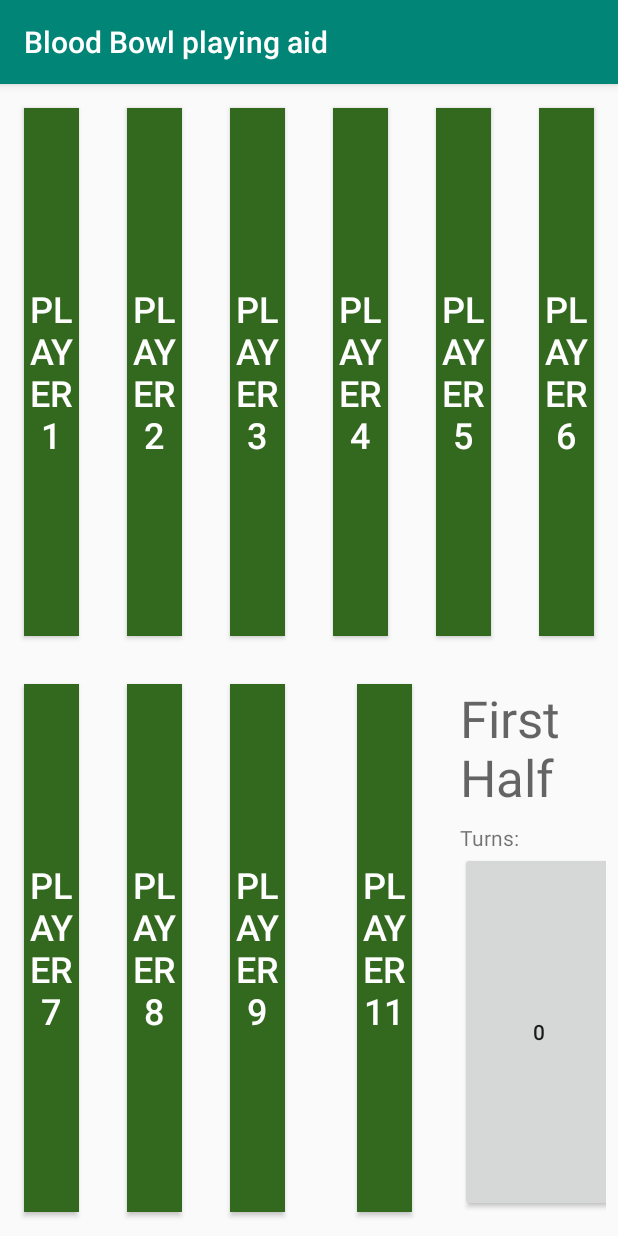
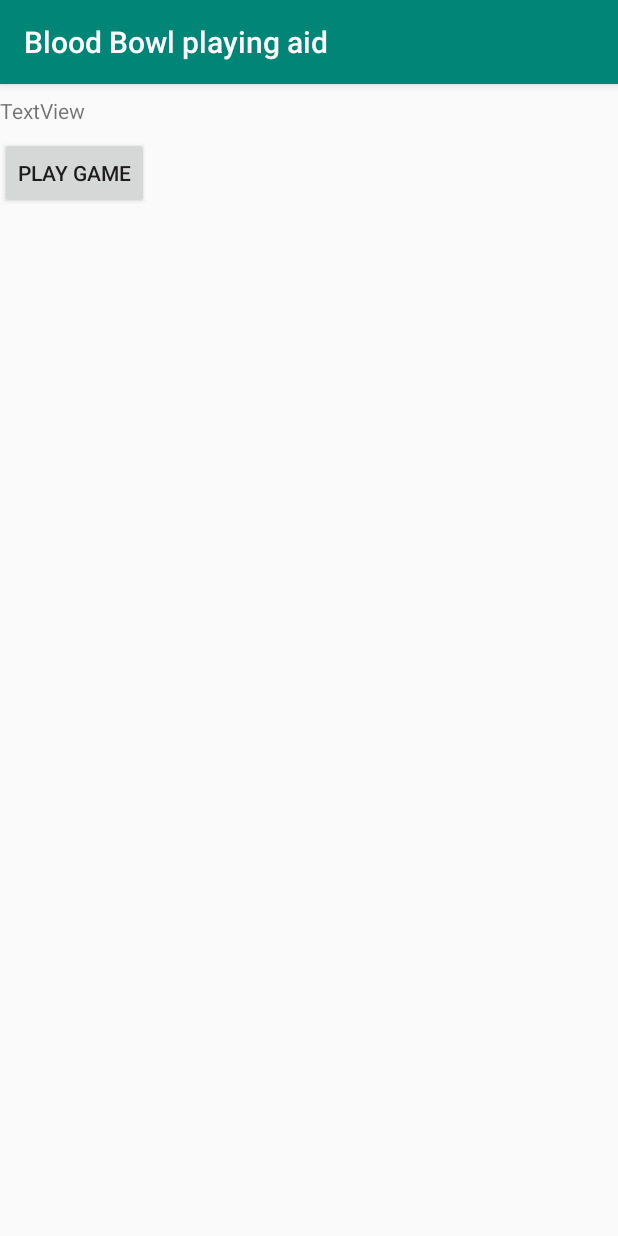
Before and after one commit to Cultiststeve/Blood-Bowl-Playing-Aid, an Android app: the screen it shows after launch (IngameActivity before the commit, TeamSetupActivity after it), on a phone screen of 412 x 824 dp. Run offline under Robolectric (Android 15) with nearby library versions, the phone set to English and light mode, and no system bars.

Commit message:
Created team setup activity
Buttons to nav between
Made 7 players on top row, so more space for button draw

```diff
--- a/app/src/main/java/com/example/bloodbowlplayingaid/PlayerCardFragment.java
+++ b/app/src/main/java/com/example/bloodbowlplayingaid/PlayerCardFragment.java
@@ -24,13 +24,13 @@ public class PlayerCardFragment extends Fragment {
     // TODO: Rename parameter arguments, choose names that match
     // the fragment initialization parameters, e.g. ARG_ITEM_NUMBER
     private static final String TAG = "BBH_PlayerCardFragment";
-    private static final String ARG_PARAM1 = "FRAGMENT_NUMBER";
+    private static final String ARG_PARAM1 = "CARD_POSITION";
     private static final String ARG_PARAM2 = "param2";
 
     private Button card_button;
 
     // TODO: Rename and change types of parameters
-    private Integer card_number;
+    private Integer card_position;
     private String mParam2;
 
     private OnFragmentInteractionListener mListener;
@@ -51,7 +51,7 @@ public class PlayerCardFragment extends Fragment {
      */
     // TODO: Rename and change types and number of parameters
     public static PlayerCardFragment newInstance(Integer card_number, String param2) {
-        Log.d(TAG, "newInstance() called with: card_number = [" + card_number + "], param2 = [" + param2 + "]");
+        Log.d(TAG, "newInstance() called with: card_position = [" + card_number + "], param2 = [" + param2 + "]");
 
         PlayerCardFragment fragment = new PlayerCardFragment();
         Bundle args = new Bundle();
@@ -67,7 +67,7 @@ public class PlayerCardFragment extends Fragment {
         super.onCreate(savedInstanceState);
         if (getArguments() != null) {
             Log.d(TAG, "onCreate: Setting card number to " + getArguments().getInt(ARG_PARAM1));
-            card_number = getArguments().getInt(ARG_PARAM1);
+            card_position = getArguments().getInt(ARG_PARAM1);
             mParam2 = getArguments().getString(ARG_PARAM2);
         }
 
@@ -82,10 +82,10 @@ public class PlayerCardFragment extends Fragment {
 
         card_button = rootView.findViewById(R.id.card_button); // Get button, store in fragment variable
 
-        if (card_number != null){
-            Integer display_num  = card_number+1;
+        if (card_position != null){
+            Integer display_num  = card_position +1;
             card_button.setText("Player " + (display_num).toString());
-            Log.d(TAG, "onCreateView: cardnum = " + card_number.toString());
+            Log.d(TAG, "onCreateView: cardnum = " + card_position.toString());
         } else {
             Log.d(TAG, "onCreateView: Card num is null");
         }
@@ -110,6 +110,8 @@ public class PlayerCardFragment extends Fragment {
                 }
             }
         });
+
+        //TODO long press to make not played
     }
 
     @Override
--- /dev/null
+++ b/app/src/main/java/com/example/bloodbowlplayingaid/TeamSetupActivity.java
@@ -0,0 +1,20 @@
+package com.example.bloodbowlplayingaid;
+
+import android.content.Intent;
+import android.support.v7.app.AppCompatActivity;
+import android.os.Bundle;
+import android.view.View;
+
+public class TeamSetupActivity extends AppCompatActivity {
+
+    @Override
+    protected void onCreate(Bundle savedInstanceState) {
+        super.onCreate(savedInstanceState);
+        setContentView(R.layout.activity_team_setup);
+    }
+
+    public void onBtnPlayPress(View view){
+        Intent intent = new Intent(this, IngameActivity.class);
+        startActivity(intent);
+    }
+}
--- a/app/src/main/res/layout/activity_main.xml
+++ b/app/src/main/res/layout/activity_ingame.xml
@@ -16,13 +16,12 @@
         android:layout_marginEnd="8dp"
         android:layout_marginRight="8dp"
         android:layout_marginBottom="8dp"
-        app:layout_constraintBottom_toTopOf="@+id/player_7_card"
+        app:layout_constraintBottom_toTopOf="@+id/player_8_card"
         app:layout_constraintEnd_toStartOf="@id/player_2_card"
         app:layout_constraintHorizontal_bias="0.584"
+        app:layout_constraintHorizontal_weight="1"
         app:layout_constraintStart_toStartOf="parent"
-        app:layout_constraintTop_toTopOf="parent"
-        app:layout_constraintHorizontal_weight="1"
-        />
+        app:layout_constraintTop_toTopOf="parent" />
 
     <FrameLayout
         android:id="@+id/player_2_card"
@@ -34,13 +33,12 @@
         android:layout_marginEnd="8dp"
         android:layout_marginRight="8dp"
         android:layout_marginBottom="8dp"
-        app:layout_constraintBottom_toTopOf="@+id/player_8_card"
+        app:layout_constraintBottom_toTopOf="@+id/player_9_card"
         app:layout_constraintEnd_toStartOf="@+id/player_3_card"
         app:layout_constraintHorizontal_bias="0.584"
+        app:layout_constraintHorizontal_weight="1"
         app:layout_constraintStart_toEndOf="@id/player_1_card"
-        app:layout_constraintTop_toTopOf="parent"
-        app:layout_constraintHorizontal_weight="1"
-        />
+        app:layout_constraintTop_toTopOf="parent" />
 
     <FrameLayout
         android:id="@+id/player_3_card"
@@ -52,12 +50,11 @@
         android:layout_marginEnd="8dp"
         android:layout_marginRight="8dp"
         android:layout_marginBottom="8dp"
-        app:layout_constraintBottom_toTopOf="@+id/player_9_card"
+        app:layout_constraintBottom_toTopOf="@+id/player_10_card"
         app:layout_constraintEnd_toStartOf="@id/player_4_card"
+        app:layout_constraintHorizontal_weight="1"
         app:layout_constraintStart_toEndOf="@id/player_2_card"
-        app:layout_constraintTop_toTopOf="parent"
-        app:layout_constraintHorizontal_weight="1"
-        />
+        app:layout_constraintTop_toTopOf="parent" />
 
     <FrameLayout
         android:id="@+id/player_4_card"
@@ -69,12 +66,11 @@
         android:layout_marginEnd="8dp"
         android:layout_marginRight="8dp"
         android:layout_marginBottom="8dp"
-        app:layout_constraintBottom_toTopOf="@+id/player_10_card"
+        app:layout_constraintBottom_toTopOf="@+id/player_11_card"
         app:layout_constraintEnd_toStartOf="@+id/player_5_card"
+        app:layout_constraintHorizontal_weight="1"
         app:layout_constraintStart_toEndOf="@+id/player_3_card"
-        app:layout_constraintTop_toTopOf="parent"
-        app:layout_constraintHorizontal_weight="1"
-        />
+        app:layout_constraintTop_toTopOf="parent" />
 
     <FrameLayout
         android:id="@+id/player_5_card"
@@ -86,12 +82,11 @@
         android:layout_marginEnd="8dp"
         android:layout_marginRight="8dp"
         android:layout_marginBottom="8dp"
-        app:layout_constraintBottom_toTopOf="@+id/player_11_card"
+        app:layout_constraintBottom_toTopOf="@+id/button_draw"
         app:layout_constraintEnd_toStartOf="@id/player_6_card"
+        app:layout_constraintHorizontal_weight="1"
         app:layout_constraintStart_toEndOf="@+id/player_4_card"
-        app:layout_constraintTop_toTopOf="parent"
-        app:layout_constraintHorizontal_weight="1"
-        />
+        app:layout_constraintTop_toTopOf="parent" />
 
     <FrameLayout
         android:id="@+id/player_6_card"
@@ -104,11 +99,10 @@
         android:layout_marginRight="8dp"
         android:layout_marginBottom="8dp"
         app:layout_constraintBottom_toTopOf="@+id/button_draw"
-        app:layout_constraintEnd_toEndOf="parent"
+        app:layout_constraintEnd_toStartOf="@id/player_7_card"
+        app:layout_constraintHorizontal_weight="1"
         app:layout_constraintStart_toEndOf="@+id/player_5_card"
-        app:layout_constraintTop_toTopOf="parent"
-        app:layout_constraintHorizontal_weight="1"
-        />
+        app:layout_constraintTop_toTopOf="parent" />
 
     <FrameLayout
         android:id="@+id/player_7_card"
@@ -120,13 +114,11 @@
         android:layout_marginEnd="8dp"
         android:layout_marginRight="8dp"
         android:layout_marginBottom="8dp"
-        app:layout_constraintBottom_toBottomOf="parent"
-        app:layout_constraintEnd_toStartOf="@id/player_8_card"
-        app:layout_constraintHorizontal_bias="0.0"
-        app:layout_constraintStart_toStartOf="parent"
-        app:layout_constraintTop_toBottomOf="@+id/player_1_card"
+        app:layout_constraintBottom_toTopOf="@id/button_draw"
+        app:layout_constraintEnd_toEndOf="parent"
         app:layout_constraintHorizontal_weight="1"
-        />
+        app:layout_constraintStart_toEndOf="@+id/player_6_card"
+        app:layout_constraintTop_toTopOf="parent" />
 
     <FrameLayout
         android:id="@+id/player_8_card"
@@ -141,11 +133,10 @@
         app:layout_constraintBottom_toBottomOf="parent"
         app:layout_constraintEnd_toStartOf="@id/player_9_card"
         app:layout_constraintHorizontal_bias="1.0"
-        app:layout_constraintStart_toEndOf="@+id/player_7_card"
-        app:layout_constraintTop_toBottomOf="@+id/player_2_card"
-        app:layout_constraintVertical_bias="0.0"
         app:layout_constraintHorizontal_weight="1"
-        />
+        app:layout_constraintStart_toStartOf="parent"
+        app:layout_constraintTop_toBottomOf="@+id/player_1_card"
+        app:layout_constraintVertical_bias="0.0" />
 
     <FrameLayout
         android:id="@+id/player_9_card"
@@ -160,10 +151,9 @@
         app:layout_constraintBottom_toBottomOf="parent"
         app:layout_constraintEnd_toStartOf="@id/player_10_card"
         app:layout_constraintHorizontal_bias="0.0"
+        app:layout_constraintHorizontal_weight="1"
         app:layout_constraintStart_toEndOf="@id/player_8_card"
-        app:layout_constraintTop_toBottomOf="@+id/player_3_card"
-        app:layout_constraintHorizontal_weight="1"
-        />
+        app:layout_constraintTop_toBottomOf="@+id/player_2_card" />
 
     <FrameLayout
         android:id="@+id/player_10_card"
@@ -178,9 +168,9 @@
         app:layout_constraintBottom_toBottomOf="parent"
         app:layout_constraintEnd_toStartOf="@id/player_11_card"
         app:layout_constraintHorizontal_bias="0.0"
+        app:layout_constraintHorizontal_weight="1"
         app:layout_constraintStart_toEndOf="@id/player_9_card"
-        app:layout_constraintTop_toBottomOf="@+id/player_4_card"
-        />
+        app:layout_constraintTop_toBottomOf="@+id/player_3_card" />
 
     <FrameLayout
         android:id="@+id/player_11_card"
@@ -193,12 +183,11 @@
         android:layout_marginRight="8dp"
         android:layout_marginBottom="8dp"
         app:layout_constraintBottom_toBottomOf="parent"
-        app:layout_constraintEnd_toStartOf="@id/button_draw"
+        app:layout_constraintEnd_toStartOf="@+id/player_5_card"
         app:layout_constraintHorizontal_bias="0.0"
+        app:layout_constraintHorizontal_weight="1"
         app:layout_constraintStart_toEndOf="@id/player_10_card"
-        app:layout_constraintTop_toBottomOf="@+id/player_5_card"
-        app:layout_constraintHorizontal_weight="1"
-        />
+        app:layout_constraintTop_toBottomOf="@+id/player_4_card" />
 
     <FrameLayout
         android:id="@+id/button_draw"
@@ -206,17 +195,15 @@
         android:layout_height="0dp"
         android:layout_marginStart="8dp"
         android:layout_marginLeft="8dp"
-        android:layout_marginTop="8dp"
         android:layout_marginEnd="8dp"
         android:layout_marginRight="8dp"
         android:layout_marginBottom="8dp"
         app:layout_constraintBottom_toBottomOf="parent"
         app:layout_constraintEnd_toEndOf="parent"
         app:layout_constraintHorizontal_bias="0.0"
-        app:layout_constraintStart_toEndOf="@id/player_11_card"
-        app:layout_constraintTop_toBottomOf="@+id/player_6_card"
-        app:layout_constraintHorizontal_weight="2"
-        />
+        app:layout_constraintHorizontal_weight="3"
+        app:layout_constraintStart_toStartOf="@+id/player_5_card"
+        app:layout_constraintTop_toBottomOf="@+id/player_7_card" />
 
 
 </android.support.constraint.ConstraintLayout>
--- /dev/null
+++ b/app/src/main/res/layout/activity_team_setup.xml
@@ -0,0 +1,27 @@
+<?xml version="1.0" encoding="utf-8"?>
+<android.support.constraint.ConstraintLayout xmlns:android="http://schemas.android.com/apk/res/android"
+    xmlns:app="http://schemas.android.com/apk/res-auto"
+    xmlns:tools="http://schemas.android.com/tools"
+    android:layout_width="match_parent"
+    android:layout_height="match_parent"
+    tools:context=".TeamSetupActivity">
+
+    <TextView
+        android:id="@+id/textView3"
+        android:layout_width="wrap_content"
+        android:layout_height="wrap_content"
+        android:layout_marginTop="8dp"
+        android:text="TextView"
+        app:layout_constraintTop_toTopOf="parent"
+        tools:layout_editor_absoluteX="213dp" />
+
+    <Button
+        android:id="@+id/button"
+        android:layout_width="wrap_content"
+        android:layout_height="wrap_content"
+        android:layout_marginTop="8dp"
+        android:onClick="onBtnPlayPress"
+        android:text="Play Game"
+        app:layout_constraintTop_toBottomOf="@+id/textView3"
+        tools:layout_editor_absoluteX="322dp" />
+</android.support.constraint.ConstraintLayout>
```
Also changed, not shown: app/src/main/AndroidManifest.xml (+7 -1 lines), app/src/main/java/com/example/bloodbowlplayingaid/ControlButtonsFragment.java (+12 -2 lines), app/src/main/java/com/example/bloodbowlplayingaid/IngameActivity.java (+9 -1 lines), app/src/main/res/drawable/ic_close_black_24dp.xml (added, +9 -0 lines), app/src/main/res/layout/fragment_fragment__button__draw.xml (+22 -1 lines).
